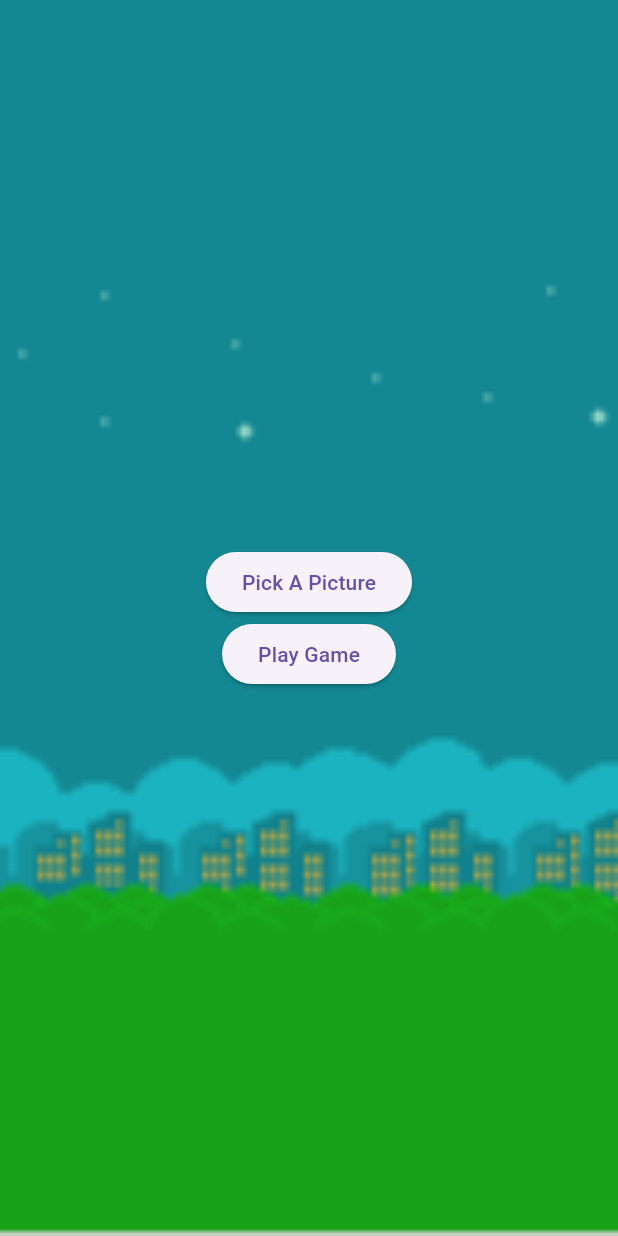
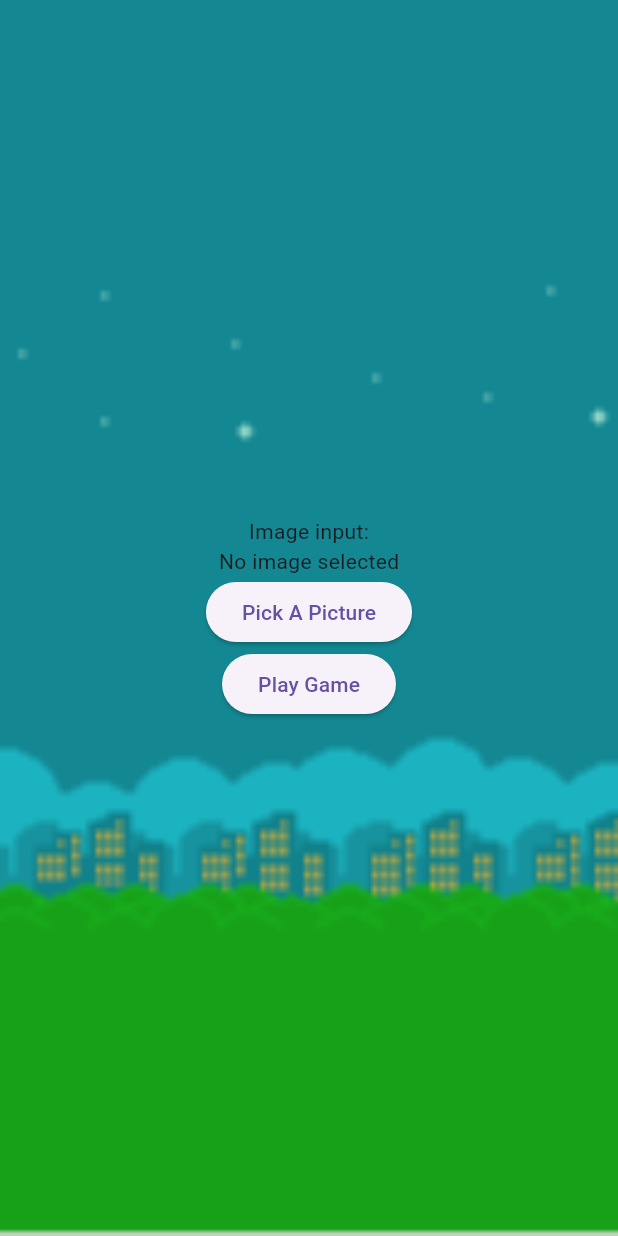
Before and after one commit to Vuelta7/Flappy-Face, a Flutter app: the screen it shows after launch, after a tap on "Pick A Picture", on a phone screen of 412 x 824 dp. Run offline on Flutter 3.47's test engine with Material 3 defaults, Android fonts, the phone set to English and light mode, and no system bars; our stand-ins replace file_picker, shared_preferences; missing offline and left inert: flame.

Commit message:
add image showcase

```diff
--- a/lib/page/home.dart
+++ b/lib/page/home.dart
@@ -1,12 +1,33 @@
+import 'dart:io';
+
 import 'package:file_picker/file_picker.dart';
 import 'package:flame/game.dart';
 import 'package:flappy_face/page/game.dart';
 import 'package:flutter/material.dart';
 import 'package:shared_preferences/shared_preferences.dart';
 
-//TODO: ADD DESIGN
-class HomePage extends StatelessWidget {
+class HomePage extends StatefulWidget {
   const HomePage({super.key});
+
+  @override
+  State<HomePage> createState() => _HomePageState();
+}
+
+class _HomePageState extends State<HomePage> {
+  String? imagePath;
+
+  @override
+  void initState() {
+    super.initState();
+    loadImagePath();
+  }
+
+  void loadImagePath() async {
+    SharedPreferences prefs = await SharedPreferences.getInstance();
+    setState(() {
+      imagePath = prefs.getString('face_path');
+    });
+  }
 
   @override
   Widget build(BuildContext context) {
@@ -22,6 +43,10 @@ class HomePage extends StatelessWidget {
         child: Column(
           mainAxisAlignment: MainAxisAlignment.center,
           children: [
+            Text('Image input:'),
+            imagePath != null
+                ? Image.file(File(imagePath!), height: 150)
+                : Text('No image selected'),
             ElevatedButton(
               onPressed: () async {
                 FilePickerResult? result = await FilePicker.platform.pickFiles(
@@ -32,38 +57,30 @@ class HomePage extends StatelessWidget {
                   String path = result.files.single.path!;
                   SharedPreferences prefs =
                       await SharedPreferences.getInstance();
-                  await prefs.setString('face_path', path); // save image path
-
-                  Navigator.push(
-                    context,
-                    MaterialPageRoute(
-                      builder:
-                          (context) =>
-                              GameWidget(game: FlappyFaceGame(imagePath: path)),
-                    ),
-                  );
+                  await prefs.setString('face_path', path);
+                  setState(() {
+                    imagePath = path;
+                  });
                 }
               },
               child: Text('Pick A Picture'),
             ),
             ElevatedButton(
               onPressed: () async {
-                SharedPreferences prefs = await SharedPreferences.getInstance();
-                String? savedPath = prefs.getString('face_path');
-
-                if (savedPath != null) {
+                if (imagePath != null) {
                   Navigator.push(
                     context,
                     MaterialPageRoute(
                       builder:
                           (context) => GameWidget(
-                            game: FlappyFaceGame(imagePath: savedPath),
+                            game: FlappyFaceGame(imagePath: imagePath!),
                           ),
                     ),
                   );
                 } else {
-                  // maybe show error or ask user to pick image first
-                  print('nigga');
+                  ScaffoldMessenger.of(context).showSnackBar(
+                    SnackBar(content: Text('Please pick an image first')),
+                  );
                 }
               },
               child: Text('Play Game'),
```
